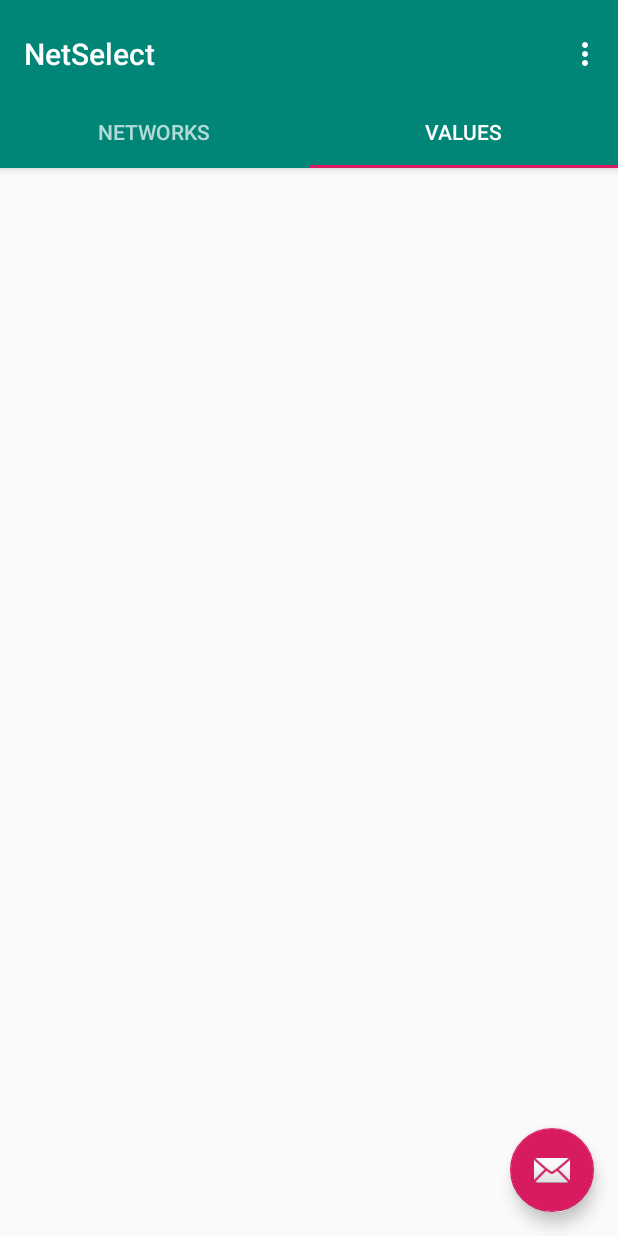
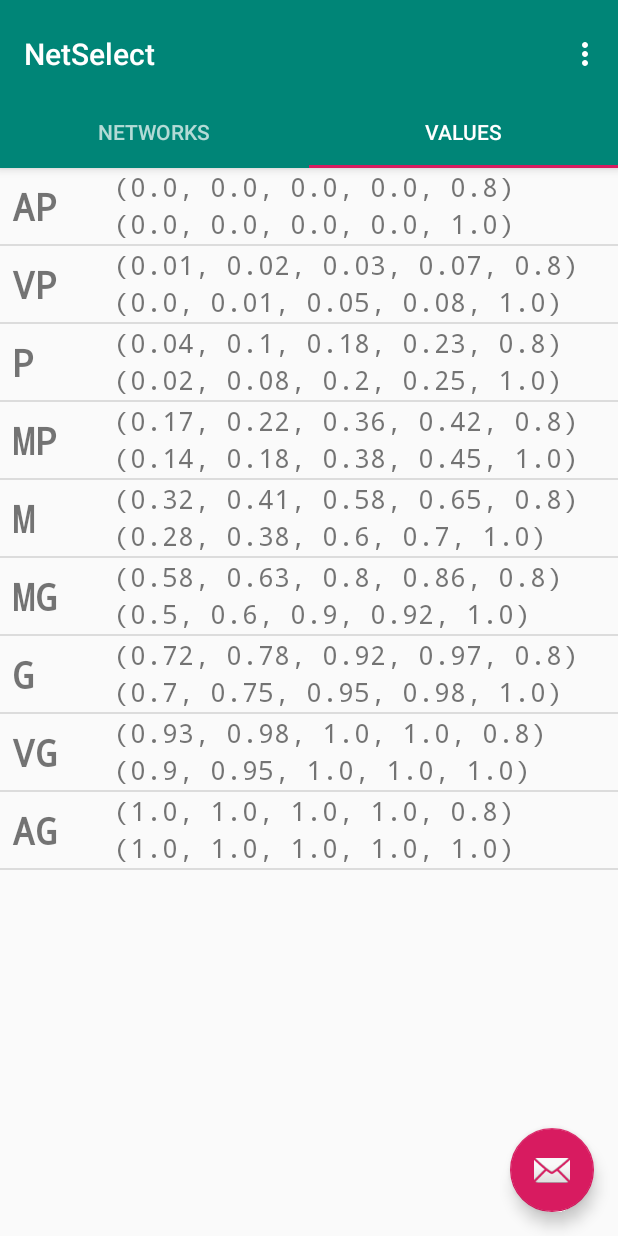
Before and after one commit to julio-b/android-netselect, an Android app: the screen it shows after launch (MainActivity), tab 2 chosen, on a phone screen of 412 x 824 dp. Run offline under Robolectric (Android 15) with nearby library versions, the phone set to English and light mode, and no system bars.

Commit message:
Fix listview initialization

```diff
--- a/app/src/main/java/unipi/sem6/netselect/IntervalFuzzyNumsList.java
+++ b/app/src/main/java/unipi/sem6/netselect/IntervalFuzzyNumsList.java
@@ -5,6 +5,7 @@ import android.support.v4.app.Fragment;
 import android.view.LayoutInflater;
 import android.view.View;
 import android.view.ViewGroup;
+import android.widget.ListView;
 
 public class IntervalFuzzyNumsList extends Fragment {
     private static final String ARG_PAGE = "ARG_PAGE";
@@ -34,7 +35,10 @@ public class IntervalFuzzyNumsList extends Fragment {
     @Override
     public View onCreateView(LayoutInflater inflater, ViewGroup container,
                              Bundle savedInstanceState) {
-        // Inflate the layout for this fragment
-        return inflater.inflate(R.layout.fragment_interval_fuzzy_nums_list, container, false);
+        View view = inflater.inflate(R.layout.fragment_interval_fuzzy_nums_list, container, false);
+        IntervalFuzzyNumAdapter ivfnadapter =  ((MainActivity)getActivity()).getIvfnadapter();
+        ListView valuesListView = (ListView) view.findViewById(R.id.values);
+        valuesListView.setAdapter(ivfnadapter);
+        return view;
     }
 }
--- a/app/src/main/java/unipi/sem6/netselect/MainActivity.java
+++ b/app/src/main/java/unipi/sem6/netselect/MainActivity.java
@@ -78,10 +78,6 @@ public class MainActivity extends AppCompatActivity {
                 }
                 listView = (ListView) findViewById(R.id.netlistview);
                 listView.setAdapter(adapter);
-
-                ListView valuesListView = (ListView) findViewById(R.id.values);
-                valuesListView.setAdapter(ivfnadapter);
-
                 Snackbar.make(view, "Running Net Select Test", Snackbar.LENGTH_LONG)
                         .setAction("Action", null).show();
             }
@@ -101,6 +97,10 @@ public class MainActivity extends AppCompatActivity {
         this.adapter = new ArrayAdapter<String>(this, android.R.layout.simple_list_item_1, list);
 
 
+    }
+
+    public IntervalFuzzyNumAdapter getIvfnadapter() {
+        return ivfnadapter;
     }
 
     @Override
```
